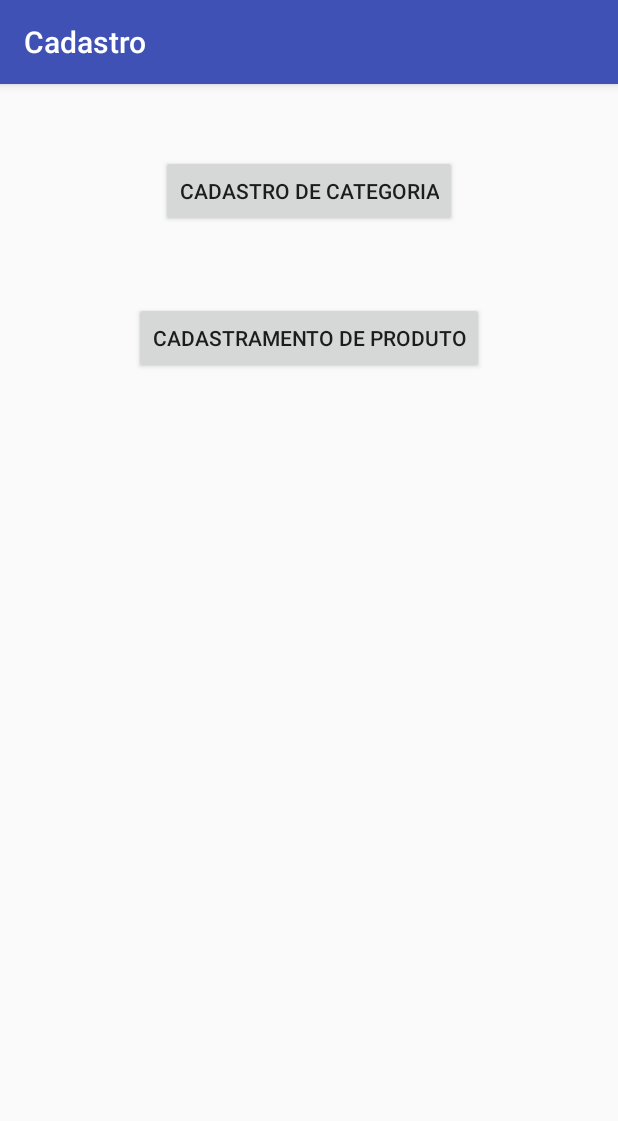
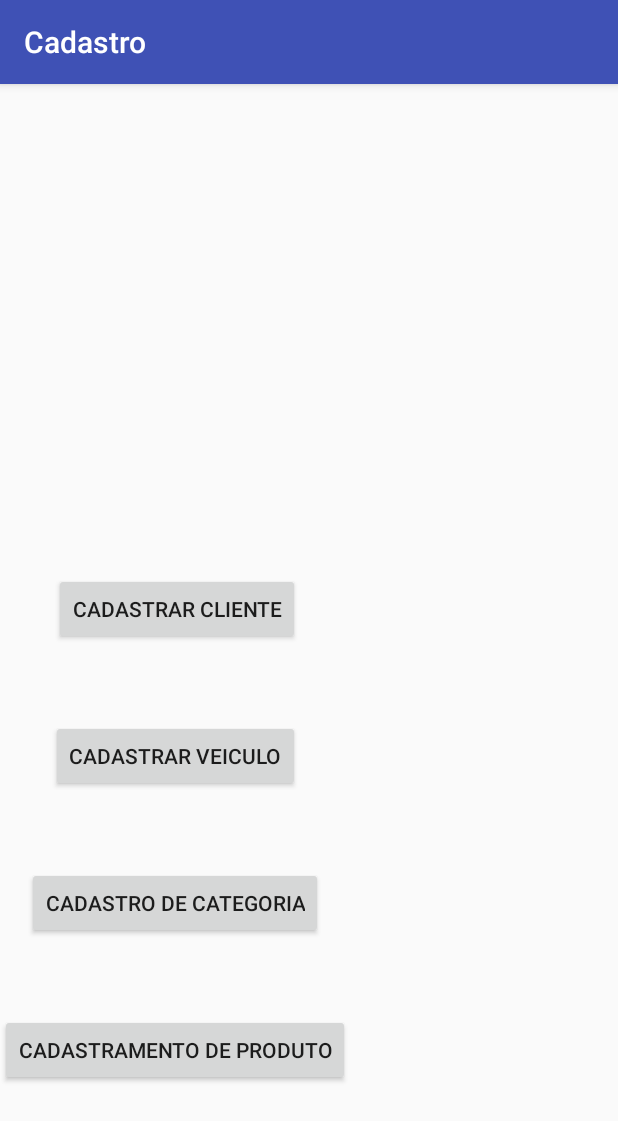
Before and after one commit to CaiioSantos/Mercado, an Android app: the Cadastro screen opened directly, with no data from a screen before it, on a phone screen of 412 x 824 dp. Shown: the top 1121 px of the screen. Run offline under Robolectric (Android 15) with nearby library versions, the phone set to English and light mode, and no system bars.

Commit message:
Concluindo Telas

```diff
--- a/app/src/main/java/com/example/esperimenti/cadlist/CadCategoria.java
+++ b/app/src/main/java/com/example/esperimenti/cadlist/CadCategoria.java
@@ -1,5 +1,6 @@
 package com.example.esperimenti.cadlist;
 
+import android.content.Intent;
 import android.support.annotation.NonNull;
 import android.support.v7.app.AppCompatActivity;
 import android.os.Bundle;
@@ -52,6 +53,7 @@ public class CadCategoria extends AppCompatActivity {
             public void onItemClick(AdapterView<?> parent, View view, int position, long l) {
                 categoriaSelecionada = (Categoria)parent.getItemAtPosition(position);
                 edtNome.setText(categoriaSelecionada.getNome());
+
             }
         });
 
--- a/app/src/main/java/com/example/esperimenti/cadlist/CadProduto.java
+++ b/app/src/main/java/com/example/esperimenti/cadlist/CadProduto.java
@@ -38,8 +38,6 @@ public class    CadProduto extends AppCompatActivity {
 
     FirebaseDatabase firebaseDatabase;
     DatabaseReference databaseReference;
-    Produto produtoSelecionado;
-
 
     @Override
     protected void onCreate(Bundle savedInstanceState) {
@@ -135,6 +133,6 @@ public class    CadProduto extends AppCompatActivity {
         produto.setNome(edtnome.getText().toString());
         produto.setQuantidade(edtqtd.getText().toString());
         produto.setPreco(edtpreco.getText().toString());
-        databaseReference.child(String.valueOf(c)).child(produto.getNome()).setValue(produto);
+        databaseReference.child("Categoria").child(String.valueOf(c)).child(produto.getNome()).setValue(produto);
     }
 }
--- a/app/src/main/res/layout/activity_cadastro.xml
+++ b/app/src/main/res/layout/activity_cadastro.xml
@@ -4,27 +4,48 @@
     xmlns:tools="http://schemas.android.com/tools"
     android:layout_width="match_parent"
     android:layout_height="match_parent"
-    tools:context=".Cadastro">
+    tools:context=".Cadastro"
+    tools:layout_editor_absoluteY="81dp">
 
     <Button
         android:id="@+id/btn_cadCategoria"
         android:layout_width="wrap_content"
         android:layout_height="wrap_content"
-        android:layout_marginStart="18dp"
-        android:layout_marginTop="47dp"
+        android:layout_marginBottom="50dp"
+        android:layout_marginEnd="8dp"
+        android:layout_marginStart="8dp"
+        android:onClick="btnCadastroCategoria"
         android:text="@string/btnCadCategoria"
-        app:layout_constraintStart_toStartOf="@+id/btn_cadProduto"
-        app:layout_constraintTop_toTopOf="parent"
-        android:onClick="btnCadastroCategoria"/>
+        app:layout_constraintBottom_toTopOf="@+id/btn_cadProduto"
+        app:layout_constraintEnd_toEndOf="@+id/btn_cadProduto"
+        app:layout_constraintStart_toStartOf="@+id/btn_cadProduto" />
 
     <Button
         android:id="@+id/btn_cadProduto"
         android:layout_width="wrap_content"
         android:layout_height="wrap_content"
-        android:layout_marginTop="50dp"
+        android:layout_marginBottom="100dp"
+        android:onClick="btnCadastroProduto"
         android:text="@string/btnCadProduto"
-        app:layout_constraintEnd_toEndOf="parent"
-        app:layout_constraintStart_toStartOf="parent"
-        app:layout_constraintTop_toBottomOf="@+id/btn_cadCategoria"
-        android:onClick="btnCadastroProduto"/>
+        app:layout_constraintBottom_toBottomOf="parent"
+        tools:layout_editor_absoluteX="77dp" />
+
+    <Button
+        android:id="@+id/btn_CadastroCliente"
+        android:layout_width="wrap_content"
+        android:layout_height="wrap_content"
+        android:layout_marginBottom="50dp"
+        android:text="@string/btnCadastroCliente"
+        app:layout_constraintBottom_toTopOf="@+id/button2"
+        app:layout_constraintEnd_toEndOf="@+id/button2" />
+
+    <Button
+        android:id="@+id/button2"
+        android:layout_width="wrap_content"
+        android:layout_height="wrap_content"
+        android:layout_marginBottom="50dp"
+        android:layout_marginStart="16dp"
+        android:text="@string/btnCadastrarVeiculo"
+        app:layout_constraintBottom_toTopOf="@+id/btn_cadCategoria"
+        app:layout_constraintStart_toStartOf="@+id/btn_cadCategoria" />
 </android.support.constraint.ConstraintLayout>
```
Also changed, not shown: app/src/main/AndroidManifest.xml (+5 -2 lines), app/src/main/java/com/example/esperimenti/cadlist/CadCliente.java (added, +13 -0 lines), app/src/main/java/com/example/esperimenti/cadlist/Lista.java (+12 -0 lines), app/src/main/java/com/example/esperimenti/cadlist/model/Cliente.java (added, +48 -0 lines), app/src/main/java/com/example/esperimenti/cadlist/model/Veiculo.java (added, +39 -0 lines), app/src/main/res/layout/activity_cad_cliente.xml (added, +73 -0 lines), app/src/main/res/layout/activity_lista.xml (+20 -0 lines), app/src/main/res/values/strings.xml (+9 -0 lines).
